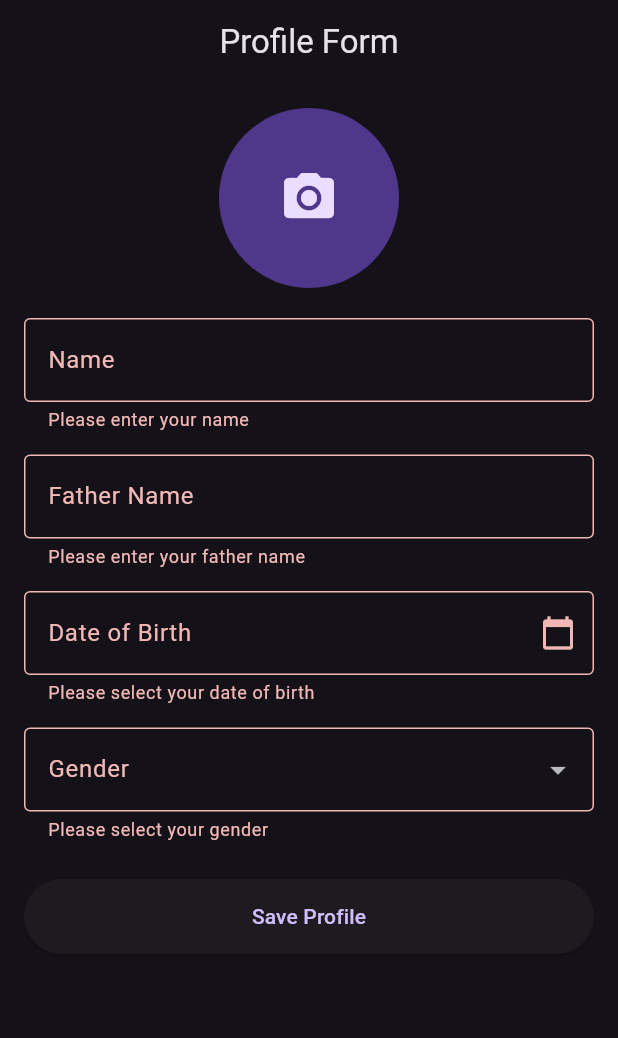
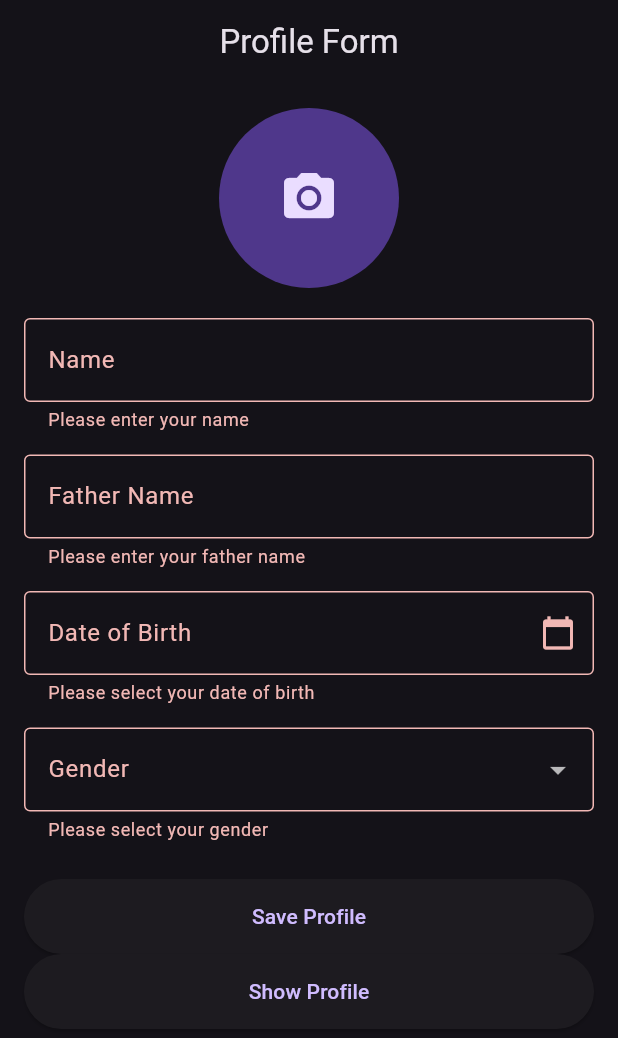
Before and after one commit to Asadullah730/Gallery-App, a Flutter app: the screen it shows after launch, after a tap on "Save Profile", on a phone screen of 412 x 824 dp. Shown: the top 1038 px of the screen. Run offline on Flutter 3.47's test engine with Material 3 defaults, Android fonts, the phone set to English and light mode, and no system bars; our stand-ins replace camera, image_picker, supabase_flutter; accounts and stored records are empty; network calls fail.

Commit message:
save and fetch profile data with img in the supabase

```diff
--- /dev/null
+++ b/lib/Screens/ProfilesDetails.dart
@@ -0,0 +1,52 @@
+import 'package:flutter/material.dart';
+
+class ProfileDetailsPage extends StatelessWidget {
+  final Map<String, dynamic> profile;
+
+  const ProfileDetailsPage({Key? key, required this.profile}) : super(key: key);
+
+  @override
+  Widget build(BuildContext context) {
+    return Scaffold(
+      appBar: AppBar(title: const Text("Profile Details")),
+      body: Padding(
+        padding: const EdgeInsets.all(16.0),
+        child: Column(
+          crossAxisAlignment: CrossAxisAlignment.center,
+          children: [
+            // Show Profile Picture
+            CircleAvatar(
+              radius: 60,
+              backgroundImage: profile['profile_pic'] != null
+                  ? NetworkImage(profile['profile_pic'])
+                  : null,
+              child: profile['profile_pic'] == null
+                  ? const Icon(Icons.person, size: 60)
+                  : null,
+            ),
+            const SizedBox(height: 20),
+
+            // Show Name
+            Text(
+              profile['name'] ?? 'No Name',
+              style: const TextStyle(fontSize: 20, fontWeight: FontWeight.bold),
+            ),
+            const SizedBox(height: 10),
+
+            // Show Father Name
+            Text("Father Name: ${profile['father_name'] ?? ''}"),
+            const SizedBox(height: 10),
+
+            // Show DOB
+            Text("DOB: ${profile['dob'] ?? ''}"),
+            const SizedBox(height: 10),
+
+            // Show Gender
+            Text("Gender: ${profile['gender'] ?? ''}"),
+            Text("Time : ${profile['created_at'] ?? ''}"),
+          ],
+        ),
+      ),
+    );
+  }
+}
--- a/lib/profilescreen.dart
+++ b/lib/Screens/profilescreen.dart
@@ -1,4 +1,5 @@
 import 'dart:io';
+import 'package:camera_usage/Screens/ProfilesDetails.dart';
 import 'package:flutter/foundation.dart';
 import 'package:flutter/material.dart';
 import 'package:image_picker/image_picker.dart';
@@ -20,7 +21,7 @@ class _ProfileFormPageState extends State<ProfileFormPage> {
   String? gender;
   File? profileImage;
   String? profileImageUrl; // For network image from Supabase
-
+  String? time;
   final supabase = Supabase.instance.client;
 
   @override
@@ -59,49 +60,68 @@ class _ProfileFormPageState extends State<ProfileFormPage> {
 
     String? imageUrl = profileImageUrl;
 
-    // Upload new image if selected
-    if (profileImage != null) {
-      final imageName = "${DateTime.now().millisecondsSinceEpoch}.jpg";
-      final storagePath = 'profiles/$imageName';
+    try {
+      // If user picked a new image, upload it
+      if (profileImage != null) {
+        final fileExt = profileImage!.path.split('.').last;
+        final fileName = '${DateTime.now().millisecondsSinceEpoch}.$fileExt';
+        final filePath = 'profile-pics/$fileName';
 
-      await supabase.storage
-          .from('profile-pics')
-          .upload(storagePath, profileImage!);
-      imageUrl =
-          supabase.storage.from('profile-pics').getPublicUrl(storagePath);
+        // Upload image to Supabase storage
+        await supabase.storage.from('profile-pics').upload(
+              filePath,
+              profileImage!,
+              fileOptions:
+                  const FileOptions(cacheControl: '3600', upsert: false),
+            );
+
+        // Get the public URL
+        imageUrl = supabase.storage.from('profile-pics').getPublicUrl(filePath);
+      }
+
+      // Save profile data in table
+      await supabase.from('ProfilesData').insert({
+        'name': nameController.text,
+        'father_name': fatherNameController.text,
+        'dob': dobController.text,
+        'gender': gender,
+        'profile_pic': imageUrl,
+      });
+
+      ScaffoldMessenger.of(context).showSnackBar(
+        const SnackBar(content: Text("Profile saved successfully!")),
+      );
+
+      _fetchProfile(); // Refresh data
+    } catch (e) {
+      ScaffoldMessenger.of(context).showSnackBar(
+        SnackBar(content: Text("Error: $e")),
+      );
+      if (kDebugMode) {
+        print("ERROR WHILE SAVING THE PROFILE DATA: $e");
+      }
     }
-
-    // Insert data into Supabase table
-    // final response = await supabase.from('profiles').insert({
-    //   'name': nameController.text,
-    //   'father_name': fatherNameController.text,
-    //   'dob': dobController.text,
-    //   'gender': gender,
-    //   'profile_pic': imageUrl,
-    // });
-
-    // if (response.error == null) {
-    //   ScaffoldMessenger.of(context).showSnackBar(
-    //     const SnackBar(content: Text("Profile saved successfully!")),
-    //   );
-    //   _fetchProfile(); // Refresh data
-    // } else {
-    //   ScaffoldMessenger.of(context).showSnackBar(
-    //     SnackBar(content: Text("Error: ${response.error!.message}")),
-    //   );
-    // }
   }
 
   Future<void> _fetchProfile() async {
     try {
       final response = await supabase
-          .from('profiles')
+          .from('ProfilesData')
           .select()
           .order('id', ascending: false)
           .limit(1);
-
+      if (kDebugMode) {
+        print("RESPONSE: $response");
+      }
+      if (response.isEmpty) {
+        ScaffoldMessenger.of(context).showSnackBar(
+          const SnackBar(content: Text("No profile found.")),
+        );
+        return;
+      }
       if (response.isNotEmpty) {
         final profile = response.first;
+
         setState(() {
           nameController.text = profile['name'] ?? '';
           fatherNameController.text = profile['father_name'] ?? '';
@@ -109,10 +129,26 @@ class _ProfileFormPageState extends State<ProfileFormPage> {
           gender = profile['gender'];
           profileImageUrl = profile['profile_pic'];
           profileImage = null;
+          time = DateTime.now().toIso8601String();
         });
+        if (kDebugMode) {
+          print("PROFILE Fetched SUCCESSFULLY: $profileImageUrl");
+          print("COMPLETE PROFILE : $profile");
+        }
+
+        // 👉 Navigate to new screen and show profile
+        Navigator.push(
+          context,
+          MaterialPageRoute(
+            builder: (_) => ProfileDetailsPage(profile: profile),
+          ),
+        );
       }
     } catch (e) {
       debugPrint("Error fetching profile: $e");
+      ScaffoldMessenger.of(context).showSnackBar(
+        SnackBar(content: Text("Error fetching profile: $e")),
+      );
     }
   }
 
@@ -233,6 +269,16 @@ class _ProfileFormPageState extends State<ProfileFormPage> {
                   ),
                   child: const Text("Save Profile"),
                 ),
+
+                ElevatedButton(
+                  onPressed: () {
+                    _fetchProfile();
+                  },
+                  style: ElevatedButton.styleFrom(
+                    minimumSize: const Size(double.infinity, 50),
+                  ),
+                  child: const Text("Show Profile"),
+                ),
               ],
             ),
           ),
--- a/lib/main.dart
+++ b/lib/main.dart
@@ -1,6 +1,6 @@
 import 'dart:async';
 import 'package:camera/camera.dart';
-import 'package:camera_usage/profilescreen.dart';
+import 'package:camera_usage/Screens/profilescreen.dart';
 import 'package:camera_usage/switchingCamera.dart';
 import 'package:flutter/material.dart';
 import 'package:supabase_flutter/supabase_flutter.dart';
```
Also changed, not shown: 4 other files.
